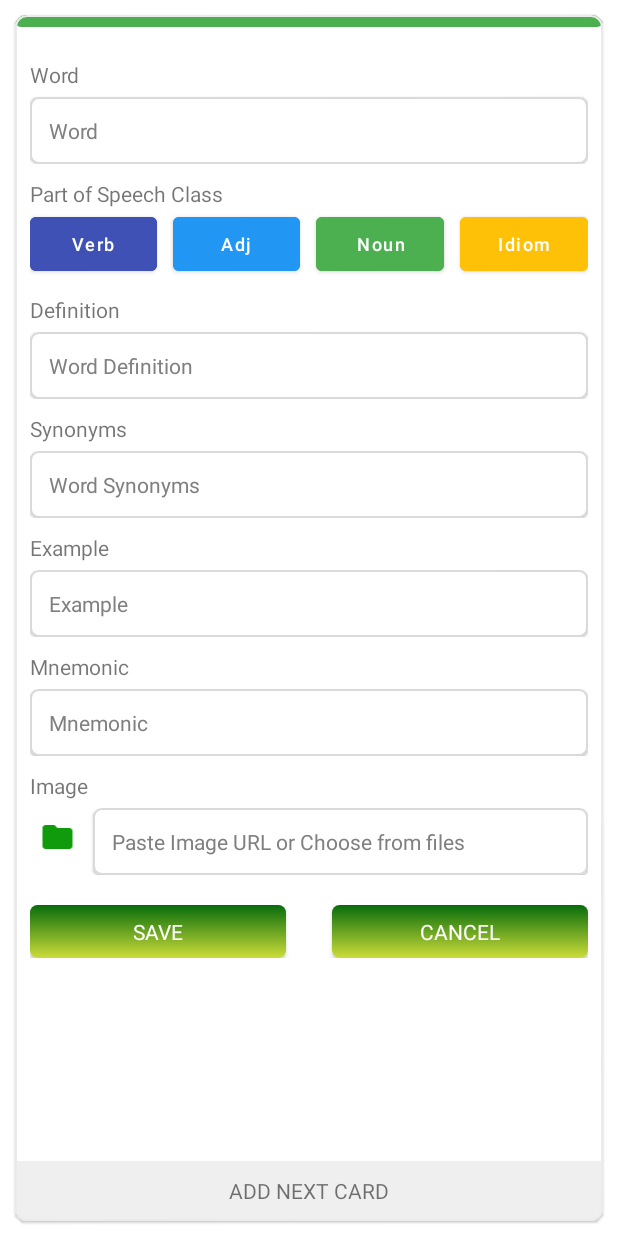
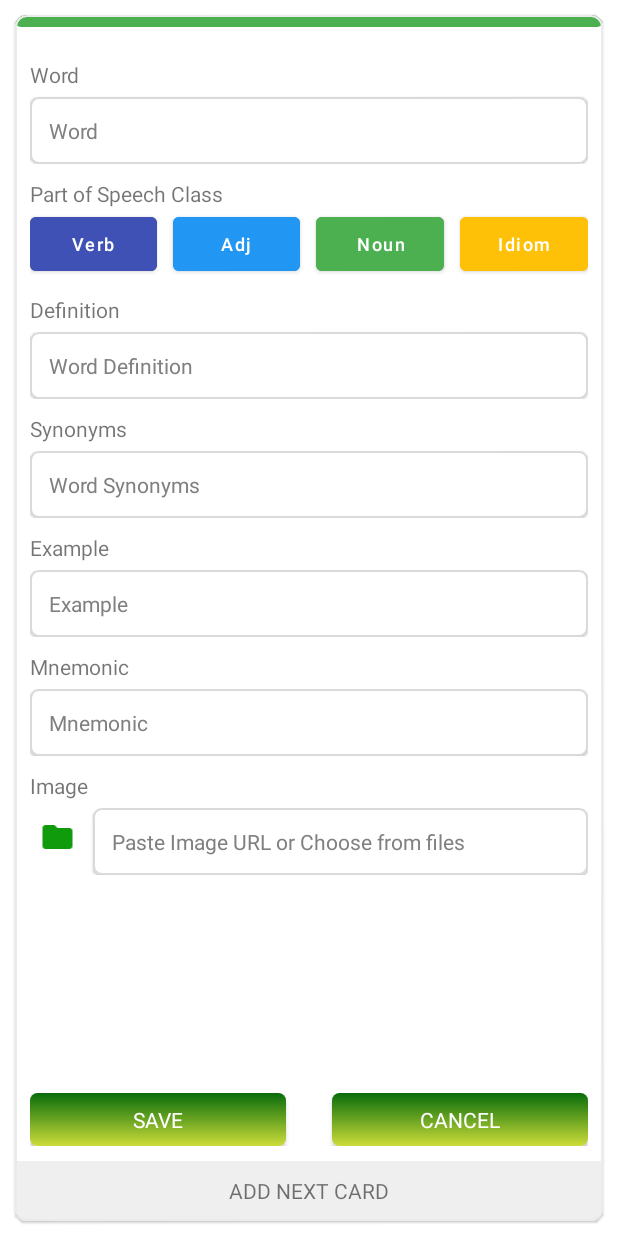
Before and after one commit to akshaychavan7/FlashX, an Android app: the layout create_new_deck_layout.xml on its own in the app's theme, with its tools: preview values and no code run, on a phone screen of 412 x 824 dp. Run offline under Robolectric (Android 15) with nearby library versions, the phone set to English and light mode, and no system bars.

Commit message:
New card layout changes

```diff
--- a/app/src/main/res/layout/create_new_deck_layout.xml
+++ b/app/src/main/res/layout/create_new_deck_layout.xml
@@ -30,7 +30,7 @@
         <ScrollView
             android:layout_width="match_parent"
             android:layout_height="match_parent"
-            android:layout_marginBottom="40dp"
+            android:layout_marginBottom="90dp"
             android:layout_marginTop="10dp"
             >
 
@@ -44,7 +44,7 @@
                     android:layout_marginTop="20dp"
                     android:layout_marginRight="10dp"
                     android:orientation="vertical"
-                    android:weightSum="8">
+                    android:weightSum="7">
 
                     <LinearLayout
                         android:layout_width="match_parent"
@@ -368,11 +368,28 @@
                     </LinearLayout>
 
 
+
+                </LinearLayout>
+                <ProgressBar
+                    android:id="@+id/progressBar"
+                    android:layout_width="wrap_content"
+                    android:layout_height="wrap_content"
+                    android:layout_gravity="center"
+                    android:visibility="gone"
+                    />
+            </FrameLayout>
+
+
+
+        </ScrollView>
+
         <LinearLayout
             android:layout_width="match_parent"
-                        android:layout_height="0dp"
-                        android:layout_marginTop="20dp"
-                        android:layout_weight="1"
+            android:layout_height="wrap_content"
+            android:layout_gravity="bottom"
+            android:layout_marginBottom="50dp"
+            android:layout_marginLeft="10dp"
+            android:layout_marginRight="10dp"
             android:orientation="horizontal">
 
             <androidx.cardview.widget.CardView
@@ -418,19 +435,6 @@
             </androidx.cardview.widget.CardView>
 
         </LinearLayout>
-                </LinearLayout>
-                <ProgressBar
-                    android:id="@+id/progressBar"
-                    android:layout_width="wrap_content"
-                    android:layout_height="wrap_content"
-                    android:layout_gravity="center"
-                    android:visibility="gone"
-                    />
-            </FrameLayout>
-
-
-
-        </ScrollView>
 
                 <TextView
                     android:layout_width="match_parent"
```
Lines whose indentation alone changed are shown as unchanged.
